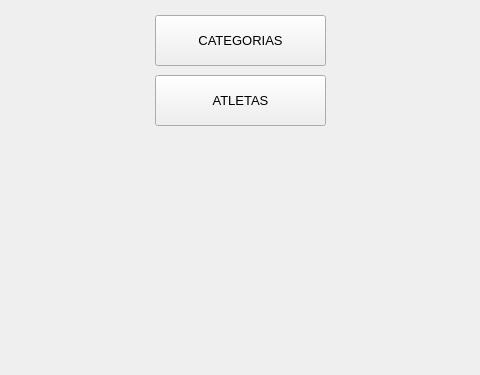
Old version of the form qt/main_window.ui in the repository germang2/CrossfitTimer; both pictures show x 145 to 625 and y 225 to 600 of the 800 by 600 pixel window.
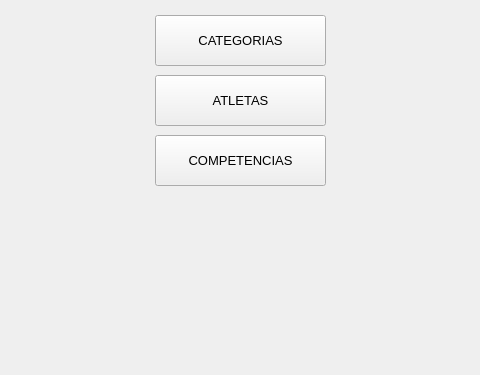
New version of the form.

Diff of the .ui file:
```diff
--- a/qt/main_window.ui
+++ b/qt/main_window.ui
@@ -86,6 +86,24 @@
      <string>ATLETAS</string>
     </property>
    </widget>
+   <widget class="QPushButton" name="btn_open_competences">
+    <property name="geometry">
+     <rect>
+      <x>300</x>
+      <y>360</y>
+      <width>171</width>
+      <height>51</height>
+     </rect>
+    </property>
+    <property name="font">
+     <font>
+      <pointsize>10</pointsize>
+     </font>
+    </property>
+    <property name="text">
+     <string>COMPETENCIAS</string>
+    </property>
+   </widget>
   </widget>
   <widget class="QMenuBar" name="menubar">
    <property name="geometry">
```
